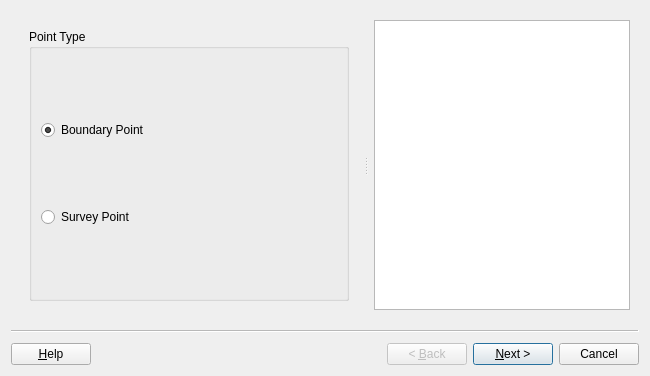
Qt form asistente_ladm_col/ui/wiz_create_points_cadastre.ui (SwissTierrasColombia/Asistente-LADM-COL) before a commit.
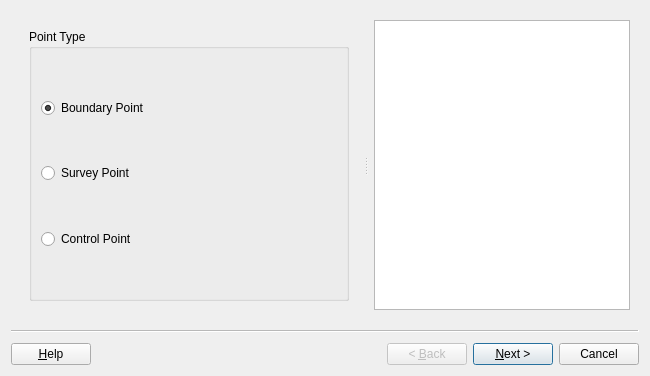
The same form after that commit. Custom widgets are drawn as their Qt base class.

Commit message: Add control pointwizard option

```diff
--- a/asistente_ladm_col/ui/wiz_create_points_cadastre.ui
+++ b/asistente_ladm_col/ui/wiz_create_points_cadastre.ui
@@ -123,6 +123,26 @@
              </property>
             </spacer>
            </item>
+           <item row="5" column="0">
+            <widget class="QRadioButton" name="rad_control_point">
+             <property name="text">
+              <string>Control Point</string>
+             </property>
+            </widget>
+           </item>
+           <item row="6" column="0">
+            <spacer name="verticalSpacer_9">
+             <property name="orientation">
+              <enum>Qt::Vertical</enum>
+             </property>
+             <property name="sizeHint" stdset="0">
+              <size>
+               <width>20</width>
+               <height>40</height>
+              </size>
+             </property>
+            </spacer>
+           </item>
           </layout>
          </widget>
         </item>
```
Left out of the diff: 8 changed lines with no effect on the pictures. The commit also changes 5 other files.
